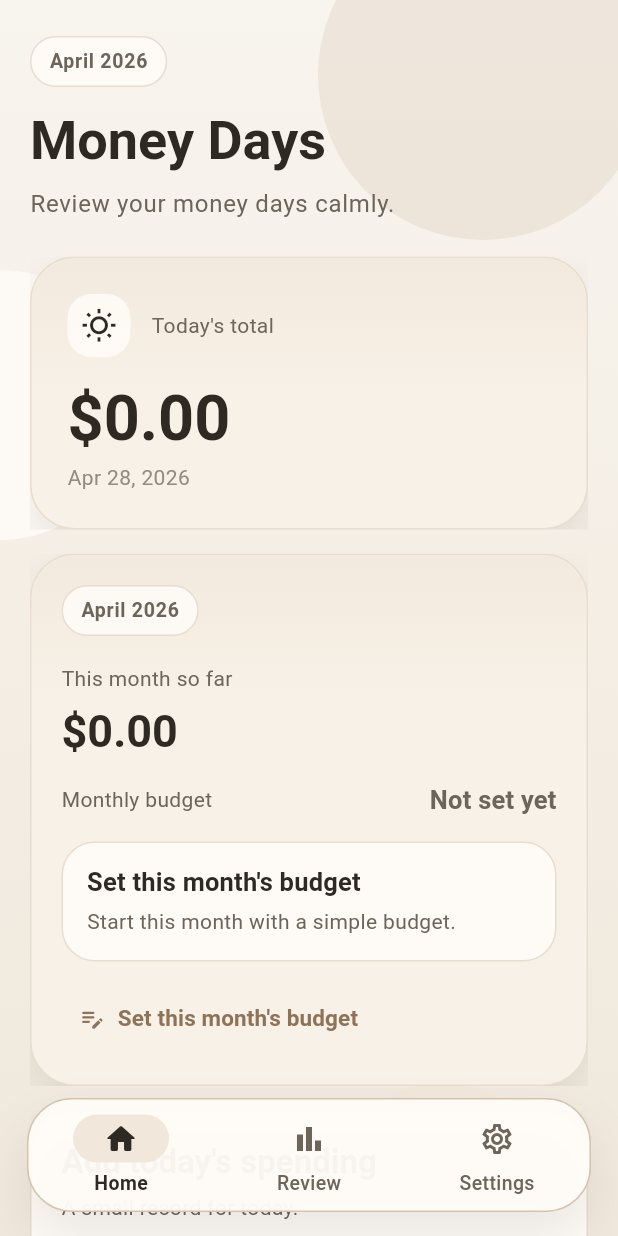
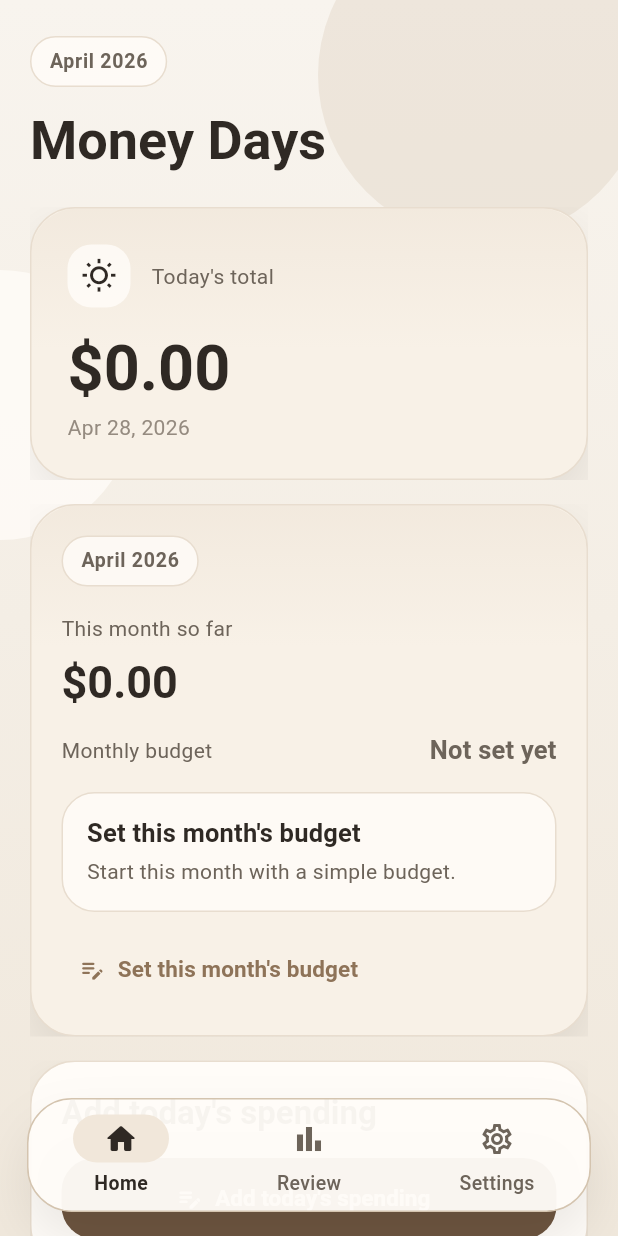
Before and after one commit to lenayoo/money_days, a Flutter app: the screen it shows after launch, on a phone screen of 412 x 824 dp. Run offline on Flutter 3.47's test engine with Material 3 defaults, Android fonts, the phone set to English and light mode, and no system bars; our stand-ins replace flutter_riverpod, hive_flutter; accounts and stored records are empty.

Commit message:
erase unnecessary text

```diff
--- a/lib/core/widgets/page_intro.dart
+++ b/lib/core/widgets/page_intro.dart
@@ -7,14 +7,14 @@ class PageIntro extends StatelessWidget {
   const PageIntro({
     super.key,
     required this.title,
-    required this.subtitle,
     this.eyebrow,
+    this.subtitle,
     this.trailing,
   });
 
   final String title;
-  final String subtitle;
   final String? eyebrow;
+  final String? subtitle;
   final Widget? trailing;
 
   @override
@@ -33,13 +33,15 @@ class PageIntro extends StatelessWidget {
                 const SizedBox(height: 16),
               ],
               Text(title, style: theme.textTheme.headlineLarge),
-              const SizedBox(height: 10),
-              Text(
-                subtitle,
-                style: theme.textTheme.bodyLarge?.copyWith(
-                  color: AppColors.textSecondary,
+              if (subtitle != null) ...[
+                const SizedBox(height: 10),
+                Text(
+                  subtitle!,
+                  style: theme.textTheme.bodyLarge?.copyWith(
+                    color: AppColors.textSecondary,
+                  ),
                 ),
-              ),
+              ],
             ],
           ),
         ),
--- a/lib/features/expenses/screens/add_expense_screen.dart
+++ b/lib/features/expenses/screens/add_expense_screen.dart
@@ -116,7 +116,6 @@ class _AddExpenseScreenState extends ConsumerState<AddExpenseScreen> {
               PageIntro(
                 eyebrow: AppFormatters.formatLongDate(_selectedDate, locale),
                 title: l10n.addExpenseTitle,
-                subtitle: l10n.addExpenseSubtitle,
               ),
               const SizedBox(height: 16),
               Wrap(
--- a/lib/features/expenses/screens/home_screen.dart
+++ b/lib/features/expenses/screens/home_screen.dart
@@ -97,7 +97,6 @@ class HomeScreen extends ConsumerWidget {
           PageIntro(
             eyebrow: AppFormatters.formatMonthLabel(today, locale),
             title: l10n.appName,
-            subtitle: l10n.homeSubtitle,
           ),
           const SizedBox(height: 24),
           SummaryCard(
@@ -148,11 +147,6 @@ class HomeScreen extends ConsumerWidget {
                     Text(
                       l10n.addTodaySpending,
                       style: theme.textTheme.titleLarge,
-                    ),
-                    const SizedBox(height: 8),
-                    Text(
-                      l10n.addExpenseSubtitle,
-                      style: theme.textTheme.bodyMedium,
                     ),
                   ],
                 );
--- a/lib/features/review/screens/monthly_review_screen.dart
+++ b/lib/features/review/screens/monthly_review_screen.dart
@@ -151,7 +151,6 @@ class _MonthlyReviewScreenState extends ConsumerState<MonthlyReviewScreen> {
           PageIntro(
             eyebrow: AppFormatters.formatMonthLabel(_selectedMonth, locale),
             title: l10n.monthlyReviewTitle,
-            subtitle: l10n.monthlyReviewSubtitle,
           ),
           const SizedBox(height: 16),
           _MonthSelectorCard(
--- a/lib/l10n/app_en.arb
+++ b/lib/l10n/app_en.arb
@@ -1,7 +1,6 @@
 {
   "@@locale": "en",
   "appName": "Money Days",
-  "homeSubtitle": "Review your money days calmly.",
   "todaySpending": "Today's total",
   "monthSpending": "This month so far",
   "monthlyBudget": "Monthly budget",
@@ -34,12 +33,10 @@
   "startThisMonthWithBudget": "Start this month with a simple budget.",
   "editBudget": "Edit budget",
   "budgetNotSet": "Not set yet",
-  "addExpenseSubtitle": "A small record for today.",
   "addTodaySpending": "Add today's spending",
   "recentExpenses": "Recent spending",
   "emptyRecentExpenses": "Recent records will appear here.",
   "monthlyReviewTitle": "Monthly review",
-  "monthlyReviewSubtitle": "See where your money went this month.",
   "monthlyTotal": "Monthly total",
   "selectMonth": "Select month",
   "categoryBreakdown": "By category",
--- a/lib/l10n/app_ja.arb
+++ b/lib/l10n/app_ja.arb
@@ -1,7 +1,6 @@
 {
   "@@locale": "ja",
   "appName": "Money Days",
-  "homeSubtitle": "お金のある毎日を、落ち着いて振り返りましょう。",
   "todaySpending": "今日の合計",
   "monthSpending": "今月ここまで",
   "monthlyBudget": "今月の予算",
@@ -34,12 +33,10 @@
   "startThisMonthWithBudget": "今月は、シンプルな予算から始めましょう。",
   "editBudget": "予算を編集",
   "budgetNotSet": "まだ設定されていません",
-  "addExpenseSubtitle": "今日の小さな記録です。",
   "addTodaySpending": "今日の支出を追加",
   "recentExpenses": "最近の記録",
   "emptyRecentExpenses": "最近の記録がここに表示されます。",
   "monthlyReviewTitle": "月のふり返り",
-  "monthlyReviewSubtitle": "今月のお金の流れをやさしく見てみましょう。",
   "monthlyTotal": "今月の合計",
   "selectMonth": "月を選択",
   "categoryBreakdown": "カテゴリ別",
--- a/lib/l10n/app_ko.arb
+++ b/lib/l10n/app_ko.arb
@@ -1,7 +1,6 @@
 {
   "@@locale": "ko",
   "appName": "Money Days",
-  "homeSubtitle": "돈의 흐름을 차분하게 돌아보세요.",
   "todaySpending": "오늘 합계",
   "monthSpending": "이번 달 누적",
   "monthlyBudget": "월 예산",
@@ -34,12 +33,10 @@
   "startThisMonthWithBudget": "이번 달은 가벼운 예산으로 시작해 보세요.",
   "editBudget": "예산 수정",
   "budgetNotSet": "아직 설정되지 않았어요",
-  "addExpenseSubtitle": "오늘의 작은 기록 하나.",
   "addTodaySpending": "오늘 지출 추가",
   "recentExpenses": "최근 기록",
   "emptyRecentExpenses": "최근 기록이 여기에 표시됩니다.",
   "monthlyReviewTitle": "월간 돌아보기",
-  "monthlyReviewSubtitle": "이번 달 돈의 흐름을 부드럽게 살펴보세요.",
   "monthlyTotal": "이번 달 합계",
   "selectMonth": "월 선택",
   "categoryBreakdown": "카테고리별",
```
Also changed, not shown: lib/core/localization/generated/app_localizations.dart, lib/core/localization/generated/app_localizations_en.dart, lib/core/localization/generated/app_localizations_ja.dart, lib/core/localization/generated/app_localizations_ko.dart.
